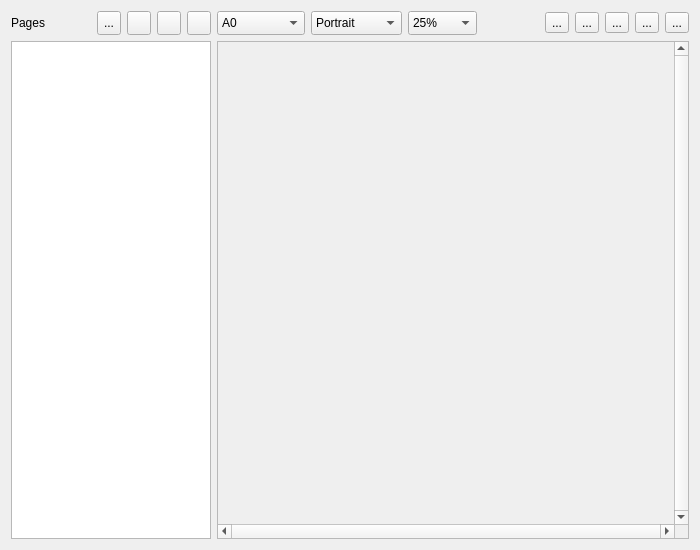
The window that ui/PrintSetup.ui (KDE/kxstitch) describes before a commit, drawn with Qt 5.
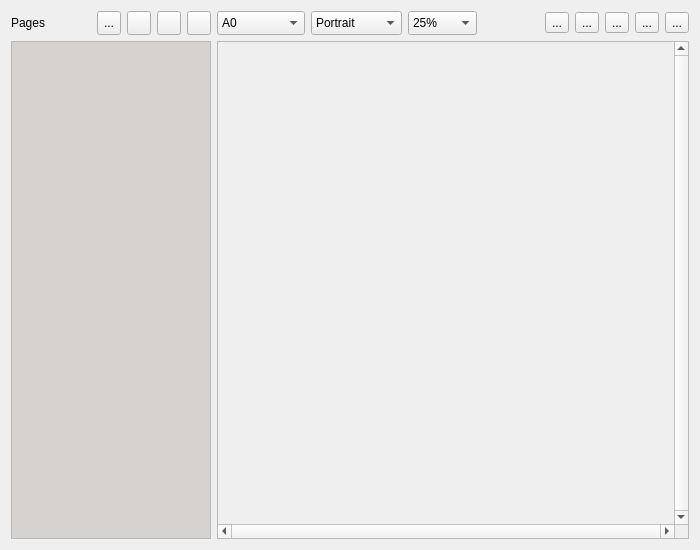
The same window after the commit. Custom widgets are drawn as their Qt base class.

What changed in the file:
```diff
--- a/ui/PrintSetup.ui
+++ b/ui/PrintSetup.ui
@@ -562,6 +562,43 @@
        <height>16777215</height>
       </size>
      </property>
+     <property name="palette">
+      <palette>
+       <active>
+        <colorrole role="Base">
+         <brush brushstyle="SolidPattern">
+          <color alpha="255">
+           <red>214</red>
+           <green>210</green>
+           <blue>208</blue>
+          </color>
+         </brush>
+        </colorrole>
+       </active>
+       <inactive>
+        <colorrole role="Base">
+         <brush brushstyle="SolidPattern">
+          <color alpha="255">
+           <red>214</red>
+           <green>210</green>
+           <blue>208</blue>
+          </color>
+         </brush>
+        </colorrole>
+       </inactive>
+       <disabled>
+        <colorrole role="Base">
+         <brush brushstyle="SolidPattern">
+          <color alpha="255">
+           <red>244</red>
+           <green>244</green>
+           <blue>244</blue>
+          </color>
+         </brush>
+        </colorrole>
+       </disabled>
+      </palette>
+     </property>
      <property name="toolTip">
       <string>Page list</string>
      </property>
```
Left out of the diff: 4 changed lines with no effect on the pictures.
